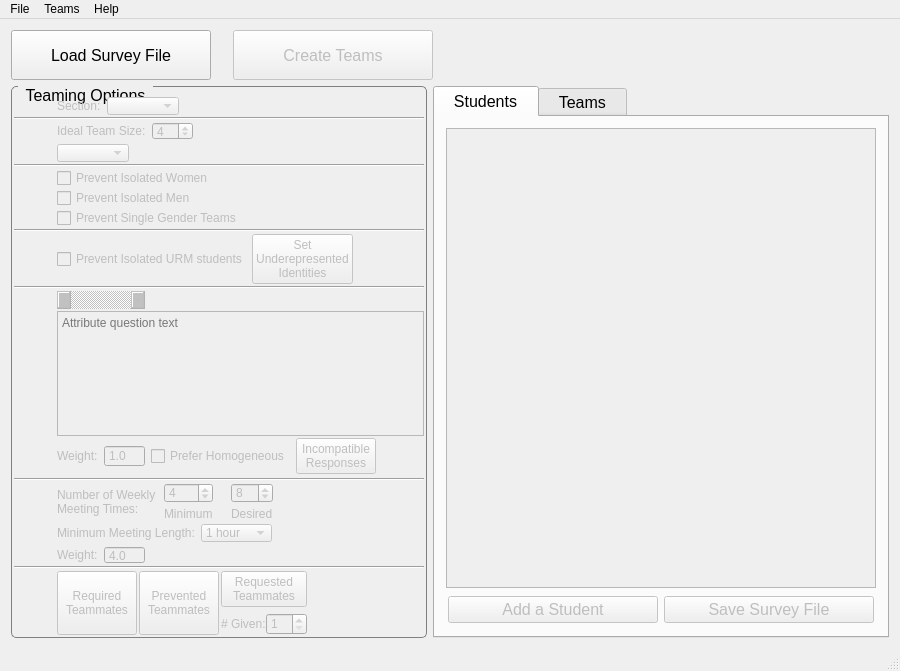
Before: the Qt Designer form gruepr.ui in gruepr/gruepr, drawn with Qt 5.
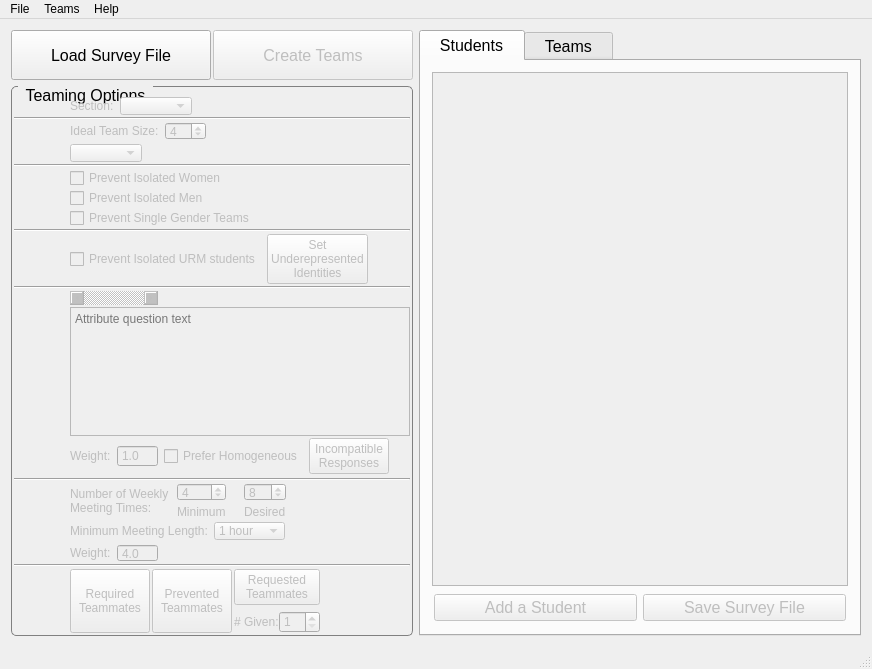
After: the same form once the commit is applied. Icons and pictures are not drawn.

Patch:
```diff
--- a/gruepr.ui
+++ b/gruepr.ui
@@ -6,8 +6,8 @@
    <rect>
     <x>0</x>
     <y>0</y>
-    <width>900</width>
-    <height>671</height>
+    <width>872</width>
+    <height>669</height>
    </rect>
   </property>
   <property name="sizePolicy">
@@ -26,21 +26,118 @@
   <widget class="QWidget" name="centralWidget">
    <layout class="QGridLayout" name="gridLayout">
     <item row="0" column="0">
-     <layout class="QGridLayout" name="topLayout" columnstretch="1,0,0,0">
-      <item row="1" column="0" colspan="2">
+     <layout class="QGridLayout" name="topLayout" rowstretch="1,100" columnstretch="2,3">
+      <item row="0" column="0">
+       <layout class="QHBoxLayout" name="TopButtonsLayout">
+        <property name="spacing">
+         <number>2</number>
+        </property>
+        <item alignment="Qt::AlignLeft|Qt::AlignVCenter">
+         <widget class="QPushButton" name="loadSurveyFileButton">
+          <property name="sizePolicy">
+           <sizepolicy hsizetype="Preferred" vsizetype="Preferred">
+            <horstretch>0</horstretch>
+            <verstretch>0</verstretch>
+           </sizepolicy>
+          </property>
+          <property name="minimumSize">
+           <size>
+            <width>200</width>
+            <height>50</height>
+           </size>
+          </property>
+          <property name="font">
+           <font>
+            <pointsize>12</pointsize>
+           </font>
+          </property>
+          <property name="toolTip">
+           <string>Open a survey data file.</string>
+          </property>
+          <property name="text">
+           <string>Load Survey File</string>
+          </property>
+          <property name="icon">
+           <iconset resource="gruepr.qrc">
+            <normaloff>:/icons/openFile.png</normaloff>:/icons/openFile.png</iconset>
+          </property>
+          <property name="iconSize">
+           <size>
+            <width>40</width>
+            <height>40</height>
+           </size>
+          </property>
+          <property name="checked">
+           <bool>false</bool>
+          </property>
+         </widget>
+        </item>
+        <item alignment="Qt::AlignLeft|Qt::AlignVCenter">
+         <widget class="QPushButton" name="letsDoItButton">
+          <property name="enabled">
+           <bool>false</bool>
+          </property>
+          <property name="sizePolicy">
+           <sizepolicy hsizetype="Preferred" vsizetype="Preferred">
+            <horstretch>0</horstretch>
+            <verstretch>0</verstretch>
+           </sizepolicy>
+          </property>
+          <property name="minimumSize">
+           <size>
+            <width>200</width>
+            <height>50</height>
+           </size>
+          </property>
+          <property name="font">
+           <font>
+            <pointsize>12</pointsize>
+           </font>
+          </property>
+          <property name="toolTip">
+           <string>Find an optimal set of teams.</string>
+          </property>
+          <property name="text">
+           <string>Create Teams</string>
+          </property>
+          <property name="icon">
+           <iconset resource="gruepr.qrc">
+            <normaloff>:/icons/party.png</normaloff>:/icons/party.png</iconset>
+          </property>
+          <property name="iconSize">
+           <size>
+            <width>42</width>
+            <height>42</height>
+           </size>
+          </property>
+          <property name="checked">
+           <bool>false</bool>
+          </property>
+         </widget>
+        </item>
+        <item>
+         <spacer name="horizontalSpacer_8">
+          <property name="orientation">
+           <enum>Qt::Horizontal</enum>
+          </property>
+          <property name="sizeHint" stdset="0">
+           <size>
+            <width>2</width>
+            <height>20</height>
+           </size>
+          </property>
+         </spacer>
+        </item>
+       </layout>
+      </item>
+      <item row="1" column="0">
        <widget class="QGroupBox" name="teamingOptionsGroupBox">
         <property name="sizePolicy">
-         <sizepolicy hsizetype="Preferred" vsizetype="Expanding">
-          <horstretch>2</horstretch>
-          <verstretch>1</verstretch>
+         <sizepolicy hsizetype="Expanding" vsizetype="Expanding">
+          <horstretch>10</horstretch>
+          <verstretch>10</verstretch>
          </sizepolicy>
         </property>
-        <property name="minimumSize">
-         <size>
-          <width>400</width>
-          <height>0</height>
-         </size>
-        </property>
         <property name="font">
          <font>
           <pointsize>12</pointsize>
@@ -183,37 +280,12 @@
           </widget>
          </item>
          <item row="9" column="1" colspan="2">
-          <layout class="QGridLayout" name="attributesLayout" rowstretch="0,1,0">
-           <property name="sizeConstraint">
-            <enum>QLayout::SetMinimumSize</enum>
-           </property>
+          <layout class="QGridLayout" name="attributesLayout" columnstretch="1,1,1,100">
            <property name="verticalSpacing">
             <number>2</number>
            </property>
-           <item row="0" column="2" colspan="6">
-            <widget class="QLabel" name="attributeLabel">
-             <property name="enabled">
-              <bool>false</bool>
-             </property>
-             <property name="sizePolicy">
-              <sizepolicy hsizetype="Preferred" vsizetype="Minimum">
-               <horstretch>0</horstretch>
-               <verstretch>0</verstretch>
-              </sizepolicy>
-             </property>
-             <property name="minimumSize">
-              <size>
-               <width>0</width>
-               <height>18</height>
-              </size>
-             </property>
-             <property name="text">
-              <string/>
-             </property>
-            </widget>
-           </item>
-           <item row="2" column="0">
-            <widget class="QLabel" name="label_5">
+           <item row="2" column="1" alignment="Qt::AlignVCenter">
+            <widget class="QDoubleSpinBox" name="attributeWeight">
              <property name="enabled">
               <bool>false</bool>
              </property>
@@ -223,26 +295,29 @@
                <verstretch>0</verstretch>
               </sizepolicy>
              </property>
-             <property name="minimumSize">
-              <size>
-               <width>0</width>
-               <height>13</height>
-              </size>
+             <property name="toolTip">
+              <string>The relative importance of this attribute in forming the teams</string>
              </property>
-             <property name="text">
-              <string>Weight:</string>
+             <property name="buttonSymbols">
+              <enum>QAbstractSpinBox::NoButtons</enum>
+             </property>
+             <property name="decimals">
+              <number>1</number>
+             </property>
+             <property name="value">
+              <double>1.000000000000000</double>
              </property>
             </widget>
            </item>
-           <item row="1" column="0" colspan="8">
+           <item row="1" column="0" colspan="4">
             <widget class="QTextEdit" name="attributeTextEdit">
              <property name="enabled">
               <bool>false</bool>
              </property>
              <property name="sizePolicy">
-              <sizepolicy hsizetype="Preferred" vsizetype="Expanding">
+              <sizepolicy hsizetype="Expanding" vsizetype="Expanding">
                <horstretch>1</horstretch>
-               <verstretch>4</verstretch>
+               <verstretch>1</verstretch>
               </sizepolicy>
              </property>
              <property name="contextMenuPolicy">
@@ -281,23 +356,33 @@
              </property>
             </widget>
            </item>
-           <item row="0" column="0" colspan="2">
+           <item row="2" column="0" alignment="Qt::AlignLeft|Qt::AlignVCenter">
+            <widget class="QLabel" name="label_5">
+             <property name="enabled">
+              <bool>false</bool>
+             </property>
+             <property name="sizePolicy">
+              <sizepolicy hsizetype="Preferred" vsizetype="Preferred">
+               <horstretch>0</horstretch>
+               <verstretch>0</verstretch>
+              </sizepolicy>
+             </property>
+             <property name="text">
+              <string>Weight:</string>
+             </property>
+            </widget>
+           </item>
+           <item row="0" column="0" colspan="2" alignment="Qt::AlignVCenter">
             <widget class="QScrollBar" name="attributeScrollBar">
              <property name="enabled">
               <bool>false</bool>
              </property>
              <property name="sizePolicy">
-              <sizepolicy hsizetype="Expanding" vsizetype="Minimum">
-               <horstretch>1</horstretch>
+              <sizepolicy hsizetype="Preferred" vsizetype="Preferred">
+               <horstretch>0</horstretch>
                <verstretch>0</verstretch>
               </sizepolicy>
              </property>
-             <property name="minimumSize">
-              <size>
-               <width>0</width>
-               <height>18</height>
-              </size>
-             </property>
              <property name="styleSheet">
               <string notr="true">border: 1px rgb(0, 0, 0);
 background-color: rgb(193, 193, 193);</string>
@@ -319,23 +404,17 @@
              </property>
             </widget>
            </item>
-           <item row="2" column="2" colspan="2">
+           <item row="2" column="2" alignment="Qt::AlignLeft|Qt::AlignVCenter">
             <widget class="QCheckBox" name="attributeHomogeneousBox">
              <property name="enabled">
               <bool>false</bool>
              </property>
              <property name="sizePolicy">
-              <sizepolicy hsizetype="Preferred" vsizetype="Minimum">
+              <sizepolicy hsizetype="Preferred" vsizetype="Preferred">
                <horstretch>0</horstretch>
                <verstretch>0</verstretch>
               </sizepolicy>
              </property>
-             <property name="minimumSize">
-              <size>
-               <width>0</width>
-               <height>18</height>
-              </size>
-             </property>
              <property name="toolTip">
               <string>If selected, all of the students on a team will have a similar response to this question.
 If unselected, the students on a team will have a wide range of responses to this question.</string>
@@ -345,45 +424,29 @@
              </property>
             </widget>
            </item>
-           <item row="2" column="1">
-            <widget class="QDoubleSpinBox" name="attributeWeight">
+           <item row="0" column="2" colspan="2" alignment="Qt::AlignLeft|Qt::AlignVCenter">
+            <widget class="QLabel" name="attributeLabel">
              <property name="enabled">
               <bool>false</bool>
              </property>
-             <property name="toolTip">
-              <string>The relative importance of this attribute in forming the teams</string>
+             <property name="sizePolicy">
+              <sizepolicy hsizetype="Preferred" vsizetype="Preferred">
+               <horstretch>0</horstretch>
+               <verstretch>0</verstretch>
+              </sizepolicy>
              </property>
-             <property name="buttonSymbols">
-              <enum>QAbstractSpinBox::NoButtons</enum>
-             </property>
-             <property name="decimals">
-              <number>1</number>
-             </property>
-             <property name="value">
-              <double>1.000000000000000</double>
+             <property name="text">
+              <string/>
              </property>
             </widget>
            </item>
-           <item row="2" column="5" colspan="3">
-            <spacer name="horizontalSpacer_6">
-             <property name="orientation">
-              <enum>Qt::Horizontal</enum>
-             </property>
-             <property name="sizeHint" stdset="0">
-              <size>
-               <width>40</width>
-               <height>18</height>
-              </size>
-             </property>
-            </spacer>
-           </item>
-           <item row="2" column="4">
+           <item row="2" column="3" alignment="Qt::AlignLeft|Qt::AlignVCenter">
             <widget class="QPushButton" name="incompatibleResponsesButton">
              <property name="enabled">
               <bool>false</bool>
              </property>
              <property name="sizePolicy">
-              <sizepolicy hsizetype="Expanding" vsizetype="Preferred">
+              <sizepolicy hsizetype="Preferred" vsizetype="Preferred">
                <horstretch>0</horstretch>
                <verstretch>0</verstretch>
               </sizepolicy>
@@ -568,7 +631,7 @@
                </property>
               </widget>
              </item>
-             <item row="0" column="2">
+             <item row="0" column="2" rowspan="2">
               <spacer name="horizontalSpacer_11">
                <property name="orientation">
                 <enum>Qt::Horizontal</enum>
@@ -795,7 +858,7 @@
                </property>
               </widget>
              </item>
-             <item row="0" column="0" colspan="2" alignment="Qt::AlignVCenter">
+             <item row="0" column="0" colspan="2">
               <widget class="QPushButton" name="requestedTeammatesButton">
                <property name="enabled">
                 <bool>false</bool>
@@ -941,8 +1004,8 @@
           </widget>
          </item>
          <item row="0" column="1" colspan="2">
-          <layout class="QGridLayout" name="sectionGridLayout">
-           <item row="0" column="0" alignment="Qt::AlignHCenter|Qt::AlignVCenter">
+          <layout class="QHBoxLayout" name="horizontalLayout">
+           <item alignment="Qt::AlignLeft|Qt::AlignVCenter">
             <widget class="QLabel" name="label_2">
              <property name="enabled">
               <bool>false</bool>
@@ -958,7 +1021,7 @@
              </property>
             </widget>
            </item>
-           <item row="0" column="1" alignment="Qt::AlignLeft|Qt::AlignVCenter">
+           <item alignment="Qt::AlignLeft|Qt::AlignVCenter">
             <widget class="QComboBox" name="sectionSelectionBox">
              <property name="enabled">
               <bool>false</bool>
@@ -1018,11 +1081,11 @@
           </widget>
          </item>
          <item row="2" column="1" colspan="2">
-          <layout class="QGridLayout" name="teamSizeLayout">
+          <layout class="QGridLayout" name="teamSizeLayout" rowstretch="0,0" columnstretch="0,2">
            <property name="verticalSpacing">
             <number>4</number>
            </property>
-           <item row="0" column="1">
+           <item row="0" column="1" alignment="Qt::AlignLeft">
             <widget class="QSpinBox" name="idealTeamSizeBox">
              <property name="enabled">
               <bool>false</bool>
@@ -1056,32 +1119,7 @@
              </property>
             </widget>
            </item>
-           <item row="1" column="0" colspan="3" alignment="Qt::AlignLeft|Qt::AlignVCenter">
-            <widget class="QComboBox" name="teamSizeBox">
-             <property name="enabled">
-              <bool>false</bool>
-             </property>
-             <property name="sizePolicy">
-              <sizepolicy hsizetype="Preferred" vsizetype="Preferred">
-               <horstretch>0</horstretch>
-               <verstretch>0</verstretch>
-              </sizepolicy>
-             </property>
-             <property name="minimumSize">
-              <size>
-               <width>0</width>
-               <height>18</height>
-              </size>
-             </property>
-             <property name="toolTip">
-              <string>Choose how many students are on each team.</string>
-             </property>
-             <property name="sizeAdjustPolicy">
-              <enum>QComboBox::AdjustToContents</enum>
-             </property>
-            </widget>
-           </item>
-           <item row="0" column="0">
+           <item row="0" column="0" alignment="Qt::AlignLeft">
             <widget class="QLabel" name="label_10">
              <property name="enabled">
               <bool>false</bool>
@@ -1103,18 +1141,30 @@
              </property>
             </widget>
            </item>
-           <item row="0" column="2">
-            <spacer name="horizontalSpacer_3">
-             <property name="orientation">
-              <enum>Qt::Horizontal</enum>
+           <item row="1" column="0" colspan="2" alignment="Qt::AlignLeft|Qt::AlignVCenter">
+            <widget class="QComboBox" name="teamSizeBox">
+             <property name="enabled">
+              <bool>false</bool>
              </property>
-             <property name="sizeHint" stdset="0">
+             <property name="sizePolicy">
+              <sizepolicy hsizetype="Preferred" vsizetype="Preferred">
+               <horstretch>0</horstretch>
+               <verstretch>0</verstretch>
+              </sizepolicy>
+             </property>
+             <property name="minimumSize">
               <size>
-               <width>40</width>
+               <width>0</width>
                <height>18</height>
               </size>
              </property>
-            </spacer>
+             <property name="toolTip">
+              <string>Choose how many students are on each team.</string>
+             </property>
+             <property name="sizeAdjustPolicy">
+              <enum>QComboBox::AdjustToContents</enum>
+             </property>
+            </widget>
            </item>
           </layout>
          </item>
@@ -1152,10 +1202,7 @@
          </item>
          <item row="6" column="1" rowspan="2" colspan="2">
           <layout class="QHBoxLayout" name="URMLayout">
-           <property name="spacing">
-            <number>4</number>
-           </property>
-           <item>
+           <item alignment="Qt::AlignLeft|Qt::AlignVCenter">
             <widget class="QCheckBox" name="isolatedURMCheckBox">
              <property name="enabled">
               <bool>false</bool>
@@ -1174,7 +1221,7 @@
              </property>
             </widget>
            </item>
-           <item>
+           <item alignment="Qt::AlignLeft|Qt::AlignVCenter">
             <widget class="QPushButton" name="URMResponsesButton">
              <property name="enabled">
               <bool>false</bool>
@@ -1196,13 +1243,13 @@
             </widget>
            </item>
            <item>
-            <spacer name="horizontalSpacer_12">
+            <spacer name="horizontalSpacer_3">
              <property name="orientation">
               <enum>Qt::Horizontal</enum>
              </property>
              <property name="sizeHint" stdset="0">
               <size>
-               <width>40</width>
+               <width>0</width>
                <height>20</height>
               </size>
              </property>
@@ -1213,136 +1260,17 @@
         </layout>
        </widget>
       </item>
-      <item row="0" column="0" colspan="4">
-       <layout class="QHBoxLayout" name="TopButtonsLayout">
-        <property name="spacing">
-         <number>2</number>
-        </property>
-        <item alignment="Qt::AlignLeft">
-         <widget class="QPushButton" name="loadSurveyFileButton">
-          <property name="sizePolicy">
-           <sizepolicy hsizetype="Preferred" vsizetype="Maximum">
-            <horstretch>0</horstretch>
-            <verstretch>0</verstretch>
-           </sizepolicy>
-          </property>
-          <property name="minimumSize">
-           <size>
-            <width>200</width>
-            <height>50</height>
-           </size>
-          </property>
-          <property name="font">
-           <font>
-            <pointsize>12</pointsize>
-           </font>
-          </property>
-          <property name="toolTip">
-           <string>Open a survey data file.</string>
-          </property>
-          <property name="text">
-           <string>Load Survey File</string>
-          </property>
-          <property name="icon">
-           <iconset resource="gruepr.qrc">
-            <normaloff>:/icons/openFile.png</normaloff>:/icons/openFile.png</iconset>
-          </property>
-          <property name="iconSize">
-           <size>
-            <width>40</width>
-            <height>40</height>
-           </size>
-          </property>
-          <property name="checked">
-           <bool>false</bool>
-          </property>
-         </widget>
-        </item>
-        <item>
-         <spacer name="horizontalSpacer_13">
-          <property name="orientation">
-           <enum>Qt::Horizontal</enum>
-          </property>
-          <property name="sizeType">
-           <enum>QSizePolicy::Fixed</enum>
-          </property>
-          <property name="sizeHint" stdset="0">
-           <size>
-            <width>20</width>
-            <height>20</height>
-           </size>
-          </property>
-         </spacer>
-        </item>
-        <item alignment="Qt::AlignLeft">
-         <widget class="QPushButton" name="letsDoItButton">
-          <property name="enabled">
-           <bool>false</bool>
-          </property>
-          <property name="sizePolicy">
-           <sizepolicy hsizetype="Preferred" vsizetype="Maximum">
-            <horstretch>0</horstretch>
-            <verstretch>0</verstretch>
-           </sizepolicy>
-          </property>
-          <property name="minimumSize">
-           <size>
-            <width>200</width>
-            <height>50</height>
-           </size>
-          </property>
-          <property name="font">
-           <font>
-            <pointsize>12</pointsize>
-           </font>
-          </property>
-          <property name="toolTip">
-           <string>Find an optimal set of teams.</string>
-          </property>
-          <property name="text">
-           <string>Create Teams</string>
-          </property>
-          <property name="icon">
-           <iconset resource="gruepr.qrc">
-            <normaloff>:/icons/party.png</normaloff>:/icons/party.png</iconset>
-          </property>
-          <property name="iconSize">
-           <size>
-            <width>42</width>
-            <height>42</height>
-           </size>
-          </property>
-          <property name="checked">
-           <bool>false</bool>
-          </property>
-         </widget>
-        </item>
-        <item>
-         <spacer name="horizontalSpacer_8">
-          <property name="orientation">
-           <enum>Qt::Horizontal</enum>
-          </property>
-          <property name="sizeHint" stdset="0">
-           <size>
-            <width>40</width>
-            <height>20</height>
-           </size>
-          </property>
-         </spacer>
-        </item>
-       </layout>
-      </item>
-      <item row="1" column="2" colspan="2">
+      <item row="0" column="1" rowspan="2">
        <widget class="QTabWidget" name="dataDisplayTabWidget">
         <property name="sizePolicy">
          <sizepolicy hsizetype="Expanding" vsizetype="Expanding">
-          <horstretch>3</horstretch>
-          <verstretch>1</verstretch>
+          <horstretch>10</horstretch>
+          <verstretch>10</verstretch>
          </sizepolicy>
         </property>
         <property name="minimumSize">
          <size>
-          <width>400</width>
+          <width>440</width>
           <height>0</height>
          </size>
         </property>
@@ -1774,7 +1702,7 @@
     <rect>
      <x>0</x>
      <y>0</y>
-     <width>900</width>
+     <width>872</width>
      <height>21</height>
     </rect>
    </property>
```
Left out of the diff: 4 changed lines with no effect on the pictures. Lines whose indentation alone changed are shown as unchanged.
